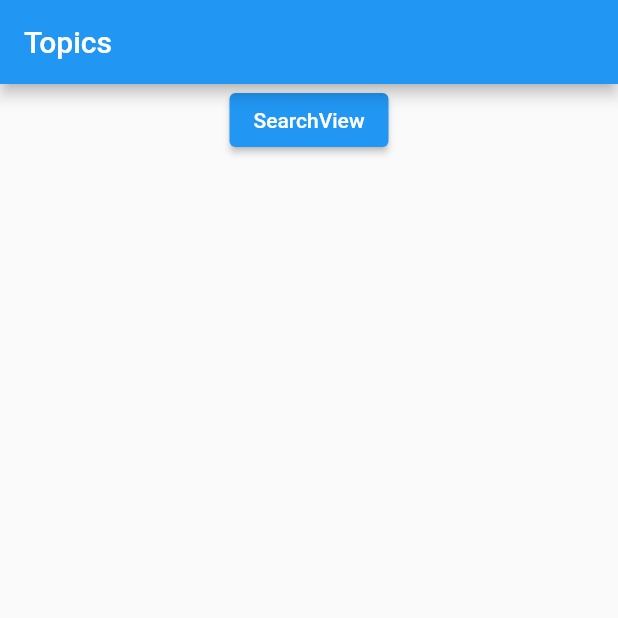
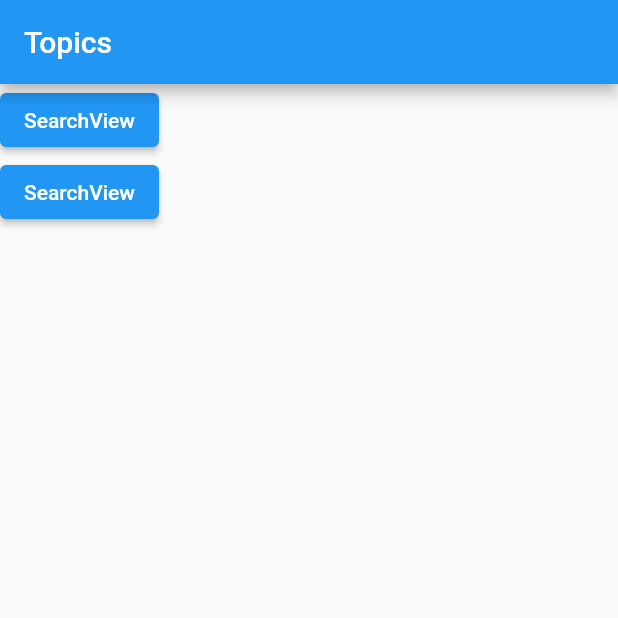
Before and after one commit to somnathmistry-app/flutter_topics, a Flutter app: the screen it shows after launch, on a phone screen of 412 x 824 dp, the top half of it. Run offline on Flutter 3.47's test engine with Material 2 defaults, Android fonts, the phone set to English and light mode, and no system bars; our stand-ins replace get.

Commit message:
initial commit

```diff
--- a/lib/home_page.dart
+++ b/lib/home_page.dart
@@ -1,6 +1,8 @@
 import 'package:flutter/material.dart';
 import 'package:flutter_topics/search/search.dart';
+import 'package:flutter_topics/sqflite/login.dart';
 import 'package:get/get.dart';
+
 
 class HomePage extends StatelessWidget {
   const HomePage({Key key}) : super(key: key);
@@ -11,15 +13,20 @@ class HomePage extends StatelessWidget {
       appBar: AppBar(title: Text('Topics'),),
       body: Column(
         children: [
-          Center(
-            child: ElevatedButton(
+             ElevatedButton(
               child: Text('SearchView'),
                 onPressed: (){
               Get.to(
                   SearchView()
               );
             }),
-          )
+          ElevatedButton(
+              child: Text('SearchView'),
+              onPressed: (){
+                Get.to(
+                    LoginSql()
+                );
+              }),
         ],
       ),
     );
```
Also changed, not shown: lib/sqflite/login.dart (added, +10 -0 lines), lib/sqflite/homepage.dart (added).
